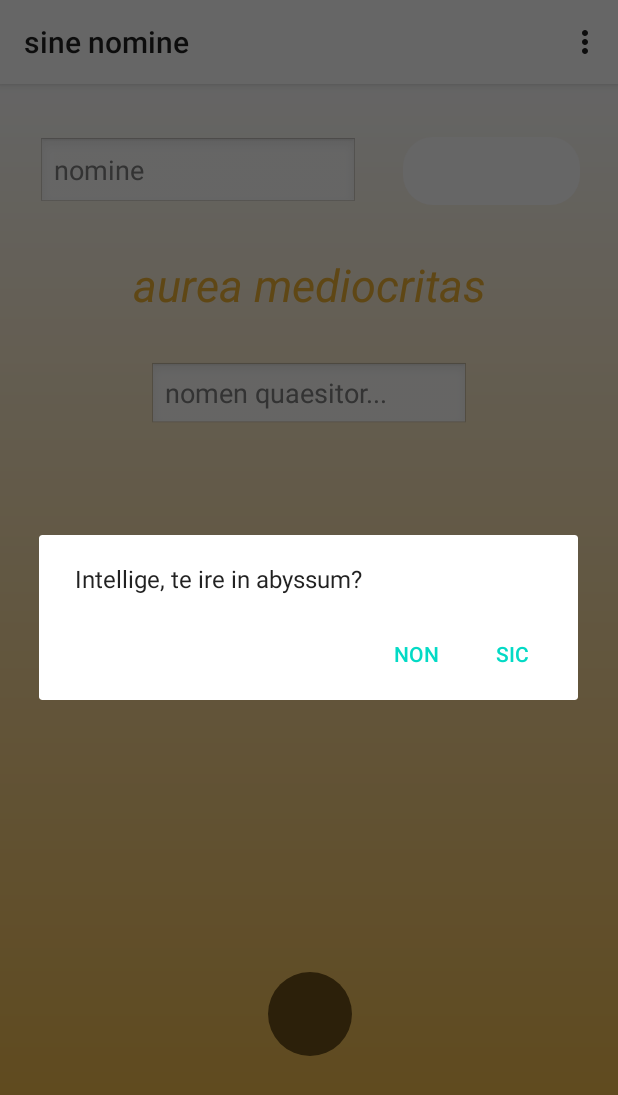
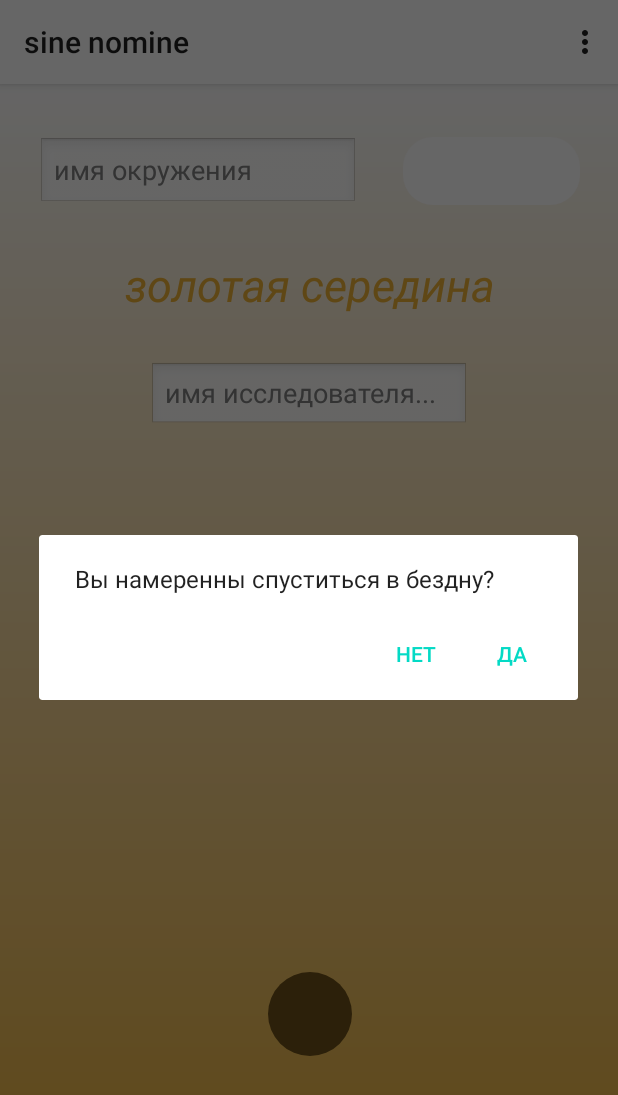
Before and after one commit to uytera/FirstAppV2, an Android app: the screen it shows after launch (MainActivity), after a tap on an icon or button, on a phone screen of 412 x 824 dp. Shown: the top 1095 px of the screen. Run offline under Robolectric (Android 15) with nearby library versions, the phone set to English and light mode, and no system bars.

Commit message:
Добавил изменение прозрачности кнопки на изменение сенсора света

```diff
--- a/app/src/main/java/com/example/firstappv2/AbyssiDialog.java
+++ b/app/src/main/java/com/example/firstappv2/AbyssiDialog.java
@@ -31,13 +31,13 @@ public class AbyssiDialog extends DialogFragment {
     public Dialog onCreateDialog(Bundle savedInstanceState) {
         // Use the Builder class for convenient dialog construction
         AlertDialog.Builder builder = new AlertDialog.Builder(getActivity());
-        builder.setMessage(R.string.dialog_fire_missiles)
-                .setPositiveButton(R.string.Yes, new DialogInterface.OnClickListener() {
+        builder.setMessage(R.string.rus_dialog_fire_missiles)
+                .setPositiveButton(R.string.rus_Yes, new DialogInterface.OnClickListener() {
                     public void onClick(DialogInterface dialog, int id) {
                         mListener.onDialogPositiveClick(AbyssiDialog.this);
                     }
                 })
-                .setNegativeButton(R.string.No, new DialogInterface.OnClickListener() {
+                .setNegativeButton(R.string.rus_No, new DialogInterface.OnClickListener() {
                     public void onClick(DialogInterface dialog, int id) {
                         mListener.onDialogNegativeClick(AbyssiDialog.this);
                     }
--- a/app/src/main/java/com/example/firstappv2/MainActivity.java
+++ b/app/src/main/java/com/example/firstappv2/MainActivity.java
@@ -8,6 +8,11 @@ import androidx.fragment.app.FragmentManager;
 import android.content.Intent;
 import android.content.SharedPreferences;
 import android.graphics.Color;
+import android.hardware.Sensor;
+import android.hardware.SensorEvent;
+import android.hardware.SensorEventListener;
+import android.hardware.SensorManager;
+import android.os.AsyncTask;
 import android.os.Bundle;
 import android.view.Menu;
 import android.view.MenuInflater;
@@ -16,6 +21,9 @@ import android.widget.Button;
 import android.widget.EditText;
 import android.widget.LinearLayout;
 import android.widget.TextView;
+import android.widget.Toast;
+
+import java.util.concurrent.TimeUnit;
 
 public class MainActivity extends AppCompatActivity implements AbyssiDialog.NoticeDialogListener {
     TextView topText;
@@ -26,11 +34,26 @@ public class MainActivity extends AppCompatActivity implements AbyssiDialog.Noti
     EditText editText;
     EditText caputEditText;
     SharedPreferences sharedPreferences;
+    SensorManager sm;
+    Sensor sensorLight;
 
 
     public static String textF = "nomen";
     public static String textCaput = "caput";
 
+
+    SensorEventListener sensorEventListener = new SensorEventListener() {
+        @Override
+        public void onSensorChanged(SensorEvent sensorEvent) {
+            int currValue = (int) sensorEvent.values[0];
+            deepButton.getBackground().setAlpha(255 - (Math.min((currValue * 10), 255)));
+        }
+
+        @Override
+        public void onAccuracyChanged(Sensor sensor, int accuracy) {
+
+        }
+    };
 
     @Override
     protected void onCreate(Bundle savedInstanceState) {
@@ -44,6 +67,12 @@ public class MainActivity extends AppCompatActivity implements AbyssiDialog.Noti
         deepButton = findViewById(R.id.deepButton);
         caputButton = findViewById(R.id.caputButton);
         caputEditText = findViewById(R.id.nomineCaput);
+
+        sm = (SensorManager) getSystemService(SENSOR_SERVICE);
+        sensorLight = sm.getDefaultSensor(Sensor.TYPE_LIGHT);
+        sm.registerListener(sensorEventListener,
+                sensorLight,
+                SensorManager.SENSOR_DELAY_NORMAL);
 
         if (sharedPreferences.contains(textCaput)) {
             setTitle(sharedPreferences.getString(textCaput, ""));
@@ -68,6 +97,10 @@ public class MainActivity extends AppCompatActivity implements AbyssiDialog.Noti
                 setTitle(caputEditText.getText());
             }
         });
+    }
+
+    public void sensorLight(View view) {
+
     }
 
 
--- a/app/src/main/res/layout/activity_main.xml
+++ b/app/src/main/res/layout/activity_main.xml
@@ -25,7 +25,7 @@
             android:layout_marginStart="41dp"
             android:layout_marginTop="113dp"
             android:layout_marginEnd="42dp"
-            android:text="@string/aurea_mediocritas_resource"
+            android:text="@string/rus_aurea_mediocritas_resource"
             android:textAlignment="center"
             android:textColor="#EFB135"
             android:textColorLink="#FFFFFF"
@@ -56,7 +56,7 @@
             android:layout_marginTop="32dp"
             android:layout_marginEnd="99dp"
             android:ems="10"
-            android:hint="@string/nomen_quaesitor_resource"
+            android:hint="@string/rus_nomen_quaesitor_resource"
             android:inputType="textPersonName"
             app:layout_constraintEnd_toEndOf="parent"
             app:layout_constraintHorizontal_bias="0.0"
@@ -71,7 +71,7 @@
             android:layout_marginTop="35dp"
             android:ems="10"
             android:inputType="textPersonName"
-            android:hint="@string/nomine_resource"
+            android:hint="@string/rus_nomine_resource"
             app:layout_constraintStart_toStartOf="parent"
             app:layout_constraintTop_toTopOf="parent" />
 
--- a/app/src/main/res/layout/tenebris_layout.xml
+++ b/app/src/main/res/layout/tenebris_layout.xml
@@ -30,7 +30,7 @@
         android:layout_marginTop="88dp"
         android:layout_marginEnd="42dp"
         android:layout_marginBottom="234dp"
-        android:text="@string/tenebris_profundis_nomine_resource"
+        android:text="@string/rus_tenebris_profundis_nomine_resource"
         android:textAlignment="center"
         android:textColor="#000000"
         android:textColorLink="#FFFFFF"
@@ -48,7 +48,7 @@
         android:layout_marginStart="41dp"
         android:layout_marginTop="168dp"
         android:layout_marginEnd="42dp"
-        android:text="@string/tenebris_nomen_quaesitor_resource"
+        android:text="@string/rus_tenebris_nomen_quaesitor_resource"
         android:textAlignment="center"
         android:textColor="#EFB135"
         android:textColorLink="#FFFFFF"
--- a/app/src/main/res/menu/sample.xml
+++ b/app/src/main/res/menu/sample.xml
@@ -1,15 +1,15 @@
 <?xml version="1.0" encoding="utf-8"?>
 <menu xmlns:android="http://schemas.android.com/apk/res/android">
     <item android:id="@+id/file"
-        android:title="@string/file">
+        android:title="@string/rus_file">
 
         <!-- "file" submenu -->
         <menu>
             <item android:id="@+id/create_new"
-                android:title="@string/create_new"
+                android:title="@string/rus_create_new"
                 android:icon="@drawable/ic_list_24px"/>
             <item android:id="@+id/open"
-                android:title="@string/open"
+                android:title="@string/rus_open"
                 android:icon="@drawable/ic_list_24px"/>
         </menu>
     </item>
--- a/app/src/main/res/values/strings.xml
+++ b/app/src/main/res/values/strings.xml
@@ -1,4 +1,5 @@
 <resources>
+//Latin
     <string name="app_name">FirstAppV2</string>
     <string name="file">primus</string>
     <string name="create_new">secundo internum</string>
@@ -11,4 +12,16 @@
     <string name="nomine_resource">nomine</string>
     <string name="tenebris_profundis_nomine_resource">tenebris profundis</string>
     <string name="tenebris_nomen_quaesitor_resource">nomen quaesitor</string>
+//Rus
+    <string name="rus_file">первый</string>
+    <string name="rus_create_new">второй внутренний</string>
+    <string name="rus_open">третий внутренний</string>
+    <string name="rus_dialog_fire_missiles">Вы намеренны спуститься в бездну?</string>
+    <string name="rus_Yes">Да</string>
+    <string name="rus_No">Нет</string>
+    <string name="rus_aurea_mediocritas_resource">золотая середина</string>
+    <string name="rus_nomen_quaesitor_resource">имя исследователя...</string>
+    <string name="rus_nomine_resource">имя окружения</string>
+    <string name="rus_tenebris_profundis_nomine_resource">тёмная бездна</string>
+    <string name="rus_tenebris_nomen_quaesitor_resource">имя исследователя</string>
 </resources>
```
Also changed, not shown: app/src/main/java/com/example/firstappv2/TenebrisActivity.java (+25 -1 lines).
